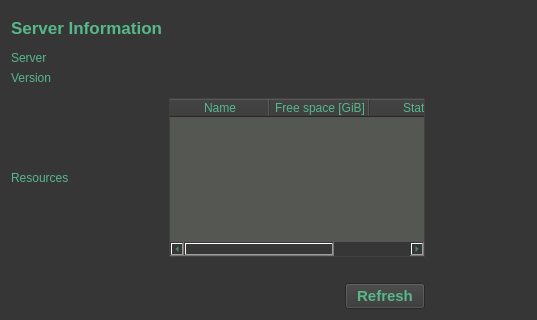
First picture: the form in gui/ui_files/tabInfo.ui, repository iBridges-for-iRODS/iBridges, before the edit; both pictures show x 0 to 537 and y 160 to 480 of the 640 by 480 pixel window.
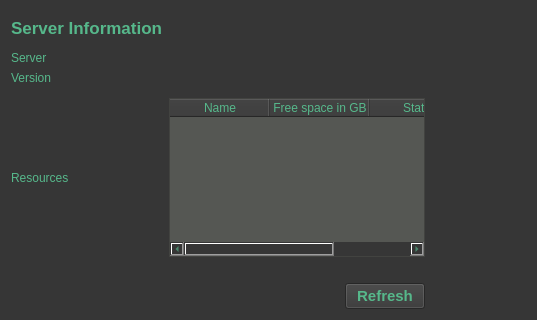
Second picture: the form after the edit.

Diff of the .ui file:
```diff
--- a/gui/ui_files/tabInfo.ui
+++ b/gui/ui_files/tabInfo.ui
@@ -289,7 +289,7 @@
        </column>
        <column>
         <property name="text">
-         <string>Free space [GiB]</string>
+         <string>Free space in GB</string>
         </property>
        </column>
        <column>
```
Left out of the diff: 4 changed lines with no effect on the pictures.
